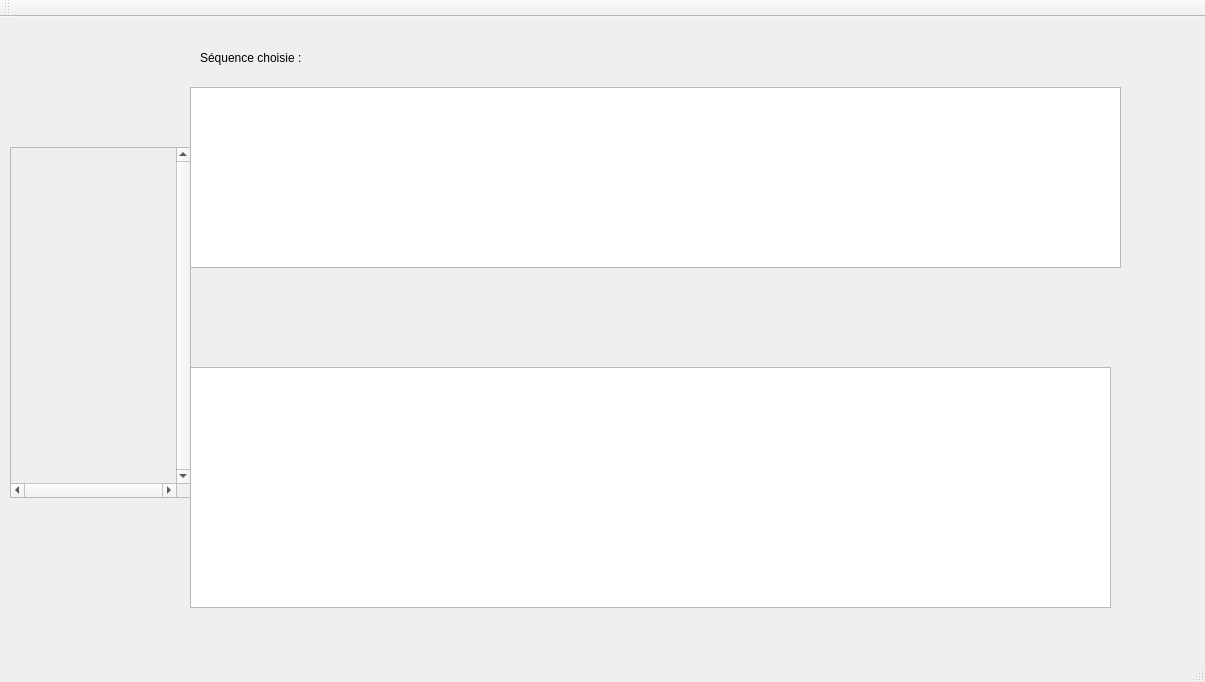
Old version of the form mainwindow.ui in the repository mtparet/PecsQt.
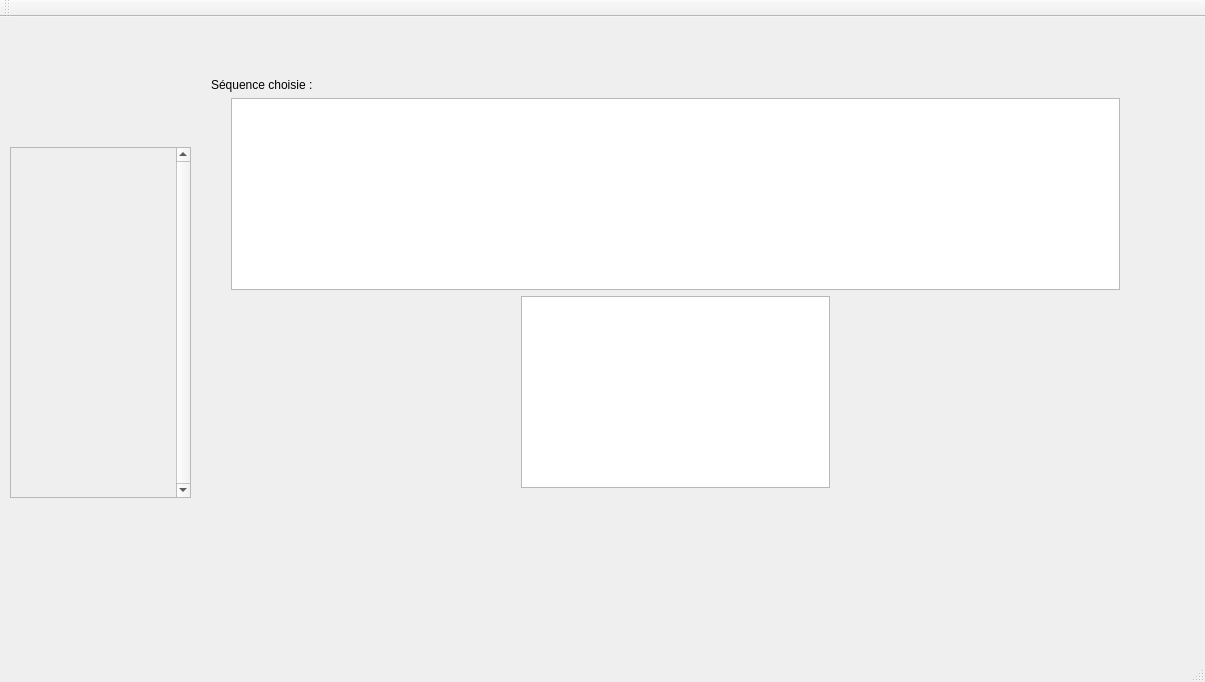
New version of the form. Custom widgets are drawn as their Qt base class.

Commit message: Améliorations UI

```diff
--- a/mainwindow.ui
+++ b/mainwindow.ui
@@ -14,39 +14,6 @@
    <string>MainWindow</string>
   </property>
   <widget class="QWidget" name="centralWidget">
-   <widget class="MyListWidgetReceptor" name="listWidget">
-    <property name="geometry">
-     <rect>
-      <x>190</x>
-      <y>350</y>
-      <width>921</width>
-      <height>241</height>
-     </rect>
-    </property>
-   </widget>
-   <widget class="MyListWidget" name="listWidget_2">
-    <property name="geometry">
-     <rect>
-      <x>190</x>
-      <y>70</y>
-      <width>931</width>
-      <height>181</height>
-     </rect>
-    </property>
-   </widget>
-   <widget class="QLabel" name="label">
-    <property name="geometry">
-     <rect>
-      <x>200</x>
-      <y>30</y>
-      <width>131</width>
-      <height>21</height>
-     </rect>
-    </property>
-    <property name="text">
-     <string>Séquence choisie :</string>
-    </property>
-   </widget>
    <widget class="QScrollArea" name="scrollArea">
     <property name="geometry">
      <rect>
@@ -60,7 +27,7 @@
      <enum>Qt::ScrollBarAlwaysOn</enum>
     </property>
     <property name="horizontalScrollBarPolicy">
-     <enum>Qt::ScrollBarAlwaysOn</enum>
+     <enum>Qt::ScrollBarAlwaysOff</enum>
     </property>
     <property name="widgetResizable">
      <bool>true</bool>
@@ -74,16 +41,114 @@
        <x>0</x>
        <y>0</y>
        <width>162</width>
-       <height>332</height>
+       <height>347</height>
       </rect>
      </property>
     </widget>
    </widget>
+   <widget class="QWidget" name="verticalLayoutWidget_2">
+    <property name="geometry">
+     <rect>
+      <x>200</x>
+      <y>50</y>
+      <width>951</width>
+      <height>521</height>
+     </rect>
+    </property>
+    <layout class="QVBoxLayout" name="verticalLayout_2">
+     <item>
+      <widget class="QLabel" name="label">
+       <property name="text">
+        <string>Séquence choisie :</string>
+       </property>
+      </widget>
+     </item>
+     <item>
+      <layout class="QHBoxLayout" name="horizontalLayout">
+       <item>
+        <spacer name="verticalSpacer">
+         <property name="orientation">
+          <enum>Qt::Vertical</enum>
+         </property>
+         <property name="sizeHint" stdset="0">
+          <size>
+           <width>20</width>
+           <height>40</height>
+          </size>
+         </property>
+        </spacer>
+       </item>
+       <item>
+        <widget class="MyListWidget" name="listWidget_2"/>
+       </item>
+       <item>
+        <spacer name="verticalSpacer_2">
+         <property name="orientation">
+          <enum>Qt::Vertical</enum>
+         </property>
+         <property name="sizeHint" stdset="0">
+          <size>
+           <width>20</width>
+           <height>40</height>
+          </size>
+         </property>
+        </spacer>
+       </item>
+      </layout>
+     </item>
+     <item>
+      <layout class="QHBoxLayout" name="horizontalLayout_2">
+       <item>
+        <spacer name="horizontalSpacer">
+         <property name="orientation">
+          <enum>Qt::Horizontal</enum>
+         </property>
+         <property name="sizeHint" stdset="0">
+          <size>
+           <width>40</width>
+           <height>20</height>
+          </size>
+         </property>
+        </spacer>
+       </item>
+       <item>
+        <widget class="MyListWidgetReceptor" name="listWidget"/>
+       </item>
+       <item>
+        <spacer name="horizontalSpacer_2">
+         <property name="orientation">
+          <enum>Qt::Horizontal</enum>
+         </property>
+         <property name="sizeHint" stdset="0">
+          <size>
+           <width>40</width>
+           <height>20</height>
+          </size>
+         </property>
+        </spacer>
+       </item>
+      </layout>
+     </item>
+     <item>
+      <spacer name="verticalSpacer_3">
+       <property name="orientation">
+        <enum>Qt::Vertical</enum>
+       </property>
+       <property name="sizeHint" stdset="0">
+        <size>
+         <width>20</width>
+         <height>40</height>
+        </size>
+       </property>
+      </spacer>
+     </item>
+    </layout>
+   </widget>
    <widget class="QWidget" name="verticalLayoutWidget">
     <property name="geometry">
      <rect>
-      <x>210</x>
-      <y>260</y>
+      <x>10</x>
+      <y>490</y>
       <width>160</width>
       <height>80</height>
      </rect>
```
The commit also changes 6 other files.
